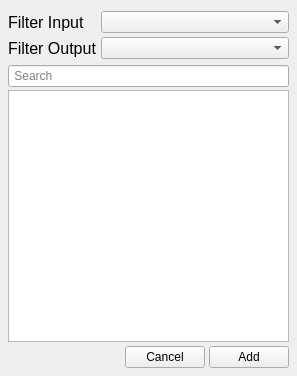
First picture: the form in librarydialogpanel.ui, repository AartOdding/ZigZagQt, before the edit.
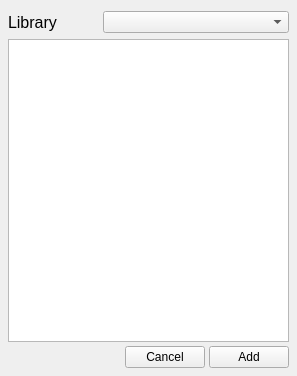
Second picture: the form after the edit.

Patch:
```diff
--- a/librarydialogpanel.ui
+++ b/librarydialogpanel.ui
@@ -37,13 +37,7 @@
        <verstretch>0</verstretch>
       </sizepolicy>
      </property>
-     <layout class="QFormLayout" name="formLayout">
-      <property name="horizontalSpacing">
-       <number>4</number>
-      </property>
-      <property name="verticalSpacing">
-       <number>4</number>
-      </property>
+     <layout class="QHBoxLayout" name="horizontalLayout_2">
       <property name="leftMargin">
        <number>0</number>
       </property>
@@ -56,49 +50,46 @@
       <property name="bottomMargin">
        <number>3</number>
       </property>
-      <item row="0" column="0">
-       <widget class="QLabel" name="label_filter_input">
+      <item>
+       <widget class="QLabel" name="label">
+        <property name="sizePolicy">
+         <sizepolicy hsizetype="Fixed" vsizetype="Preferred">
+          <horstretch>0</horstretch>
+          <verstretch>0</verstretch>
+         </sizepolicy>
+        </property>
         <property name="font">
          <font>
           <pointsize>12</pointsize>
          </font>
         </property>
         <property name="text">
-         <string>Filter Input</string>
+         <string>Library</string>
         </property>
        </widget>
       </item>
-      <item row="0" column="1">
-       <widget class="QComboBox" name="input_filter"/>
-      </item>
-      <item row="2" column="0">
-       <widget class="QLabel" name="label_filter_output">
-        <property name="font">
-         <font>
-          <pointsize>12</pointsize>
-         </font>
+      <item>
+       <spacer name="horizontalSpacer">
+        <property name="orientation">
+         <enum>Qt::Horizontal</enum>
         </property>
-        <property name="text">
-         <string>Filter Output</string>
+        <property name="sizeType">
+         <enum>QSizePolicy::Fixed</enum>
         </property>
-       </widget>
+        <property name="sizeHint" stdset="0">
+         <size>
+          <width>40</width>
+          <height>20</height>
+         </size>
+        </property>
+       </spacer>
       </item>
-      <item row="2" column="1">
-       <widget class="QComboBox" name="output_filter"/>
+      <item>
+       <widget class="QComboBox" name="filter"/>
       </item>
      </layout>
     </widget>
    </item>
-   <item>
-    <widget class="QLineEdit" name="lineEdit">
-     <property name="text">
-      <string/>
-     </property>
-     <property name="placeholderText">
-      <string> Search</string>
-     </property>
-    </widget>
-   </item>
    <item>
     <widget class="QListWidget" name="operator_list"/>
    </item>
```
